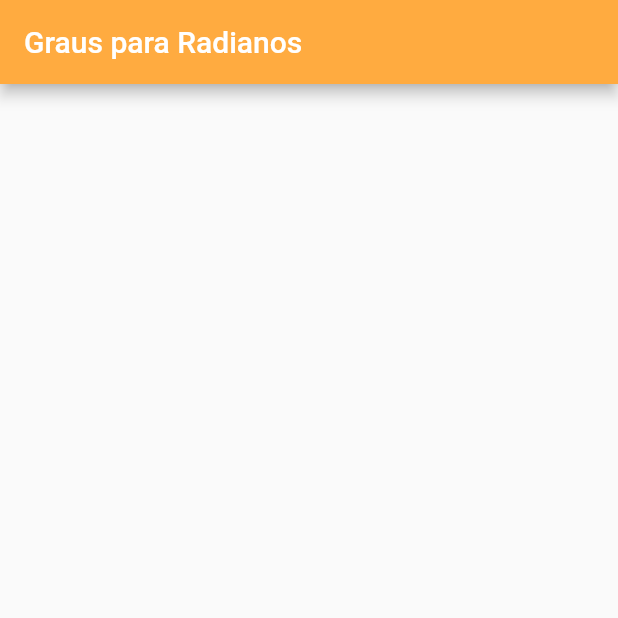
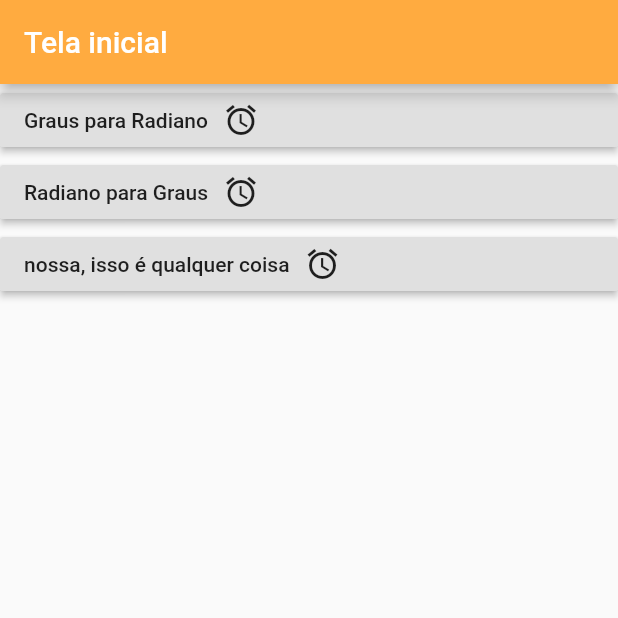
Before and after one commit to JonatasOFF/calculadora_mu, a Flutter app: the screen it shows after launch, on a phone screen of 412 x 824 dp, the top half of it. Run offline on Flutter 3.47's test engine with Material 2 defaults, Android fonts, the phone set to English and light mode, and no system bars.

Commit message:
Lista de Operações

```diff
--- a/lib/ScreenRforG.dart
+++ b/lib/ScreenRforG.dart
@@ -1,6 +1,6 @@
 import 'package:flutter/material.dart';
 
-class ScreenGforR extends StatelessWidget {
+class ScreenRforG extends StatelessWidget {
   @override
   Widget build(BuildContext context) {
     // TODO: implement build
--- a/lib/main.dart
+++ b/lib/main.dart
@@ -1,6 +1,6 @@
 import 'package:flutter/material.dart';
 
-import 'ScreenRforG.dart';
+import 'ScreenGforR.dart';
 
 void main() {
   runApp(MaterialApp(
@@ -13,24 +13,54 @@ class Home extends StatefulWidget {
   _HomeState createState() => _HomeState();
 }
 
+class _HomeState extends State<Home> {
 
-class _HomeState extends State<Home> {
+  final List<String> _texts = [
+    "Graus para Radiano",
+    "Radiano para Graus",
+    "nossa, isso é qualquer coisa"];
 
   @override
   Widget build(BuildContext context) {
     return Scaffold(
         appBar: AppBar(
-          title: Text("Graus para Radianos"),
+          title: Text("Tela inicial"),
           backgroundColor: Colors.orangeAccent,
         ),
-        //TODO: Fazer nova layout para escolher qual operação usar (graus for Rad, Rad for graus, Analise combinatoria(???) ISSO NUMA LISTA!
-        //Codigo para abrir uma nova aba de layout
 
-        //Navigator.push(context,
-        //MaterialPageRoute(builder: (context) => newClass()));
-        body: SingleChildScrollView(
-          child: null,
+        body: ListView.builder(
+          itemCount: _texts.length,
+          itemBuilder: (BuildContext context, int index) {
+            return RaisedButton(
+              child: Row(
+                children: <Widget>[
+                  Padding(child: Text(_texts[index]),
+                    padding: EdgeInsets.only(right: 10),
+                  ),
+                  //TODO: Colocar novos icones
+                  //TODO: Animação do botão se quiser
+                  Icon(Icons.access_alarms),
+                ],
+              ), onPressed: () {
+              createActivity(index);
+            },
+            );
+          },
         )
     );
   }
+
+  void createActivity(int index) {
+    switch (index) {
+      case 0:
+        Navigator.push(
+            context, MaterialPageRoute(builder: (context) => ScreenGforR()));
+        break;
+      case 1:
+        break;
+      case 2:
+        break;
+      default:
+    }
+  }
 }
```
